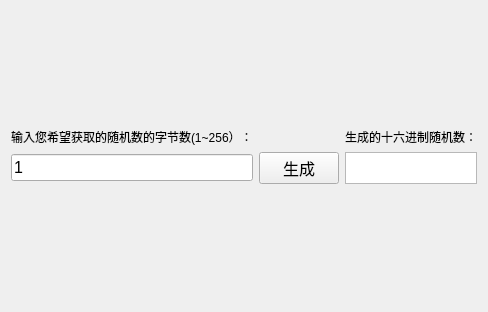
This is randnum.ui in Tongsuo-Project/tsapp as Qt 5 draws it before an edit. The edited form follows.
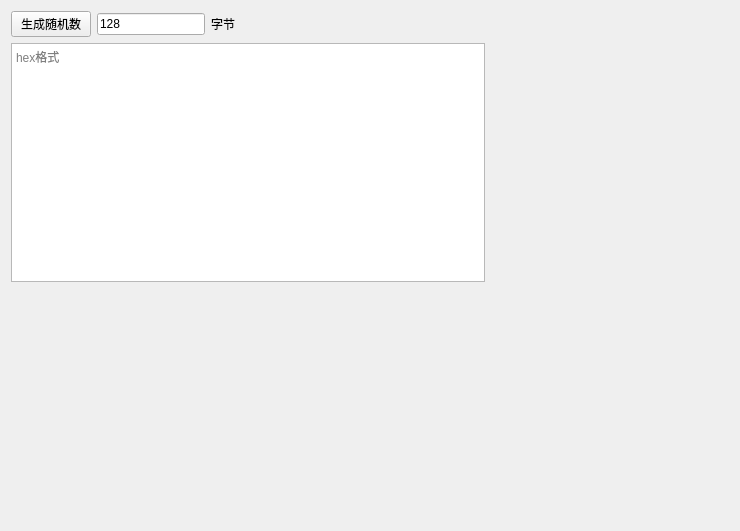
This is the edited form.

What changed in the file:
```diff
--- a/randnum.ui
+++ b/randnum.ui
@@ -6,123 +6,103 @@
    <rect>
     <x>0</x>
     <y>0</y>
-    <width>463</width>
-    <height>312</height>
+    <width>740</width>
+    <height>531</height>
    </rect>
   </property>
   <property name="windowTitle">
    <string>Form</string>
   </property>
   <layout class="QVBoxLayout" name="verticalLayout">
-   <item>
-    <spacer name="verticalSpacer">
-     <property name="orientation">
-      <enum>Qt::Vertical</enum>
-     </property>
-     <property name="sizeHint" stdset="0">
-      <size>
-       <width>20</width>
-       <height>40</height>
-      </size>
-     </property>
-    </spacer>
-   </item>
    <item>
     <layout class="QGridLayout" name="gridLayout">
-     <item row="2" column="3">
-      <widget class="QTextBrowser" name="textBrowserOutput">
-       <property name="sizePolicy">
-        <sizepolicy hsizetype="Expanding" vsizetype="Ignored">
-         <horstretch>0</horstretch>
-         <verstretch>0</verstretch>
-        </sizepolicy>
-       </property>
-       <property name="font">
-        <font>
-         <pointsize>12</pointsize>
-        </font>
-       </property>
-      </widget>
-     </item>
-     <item row="0" column="3">
-      <spacer name="verticalSpacer_4">
-       <property name="orientation">
-        <enum>Qt::Vertical</enum>
-       </property>
-       <property name="sizeHint" stdset="0">
-        <size>
-         <width>20</width>
-         <height>40</height>
-        </size>
-       </property>
-      </spacer>
-     </item>
-     <item row="3" column="3">
-      <spacer name="verticalSpacer_3">
-       <property name="orientation">
-        <enum>Qt::Vertical</enum>
-       </property>
-       <property name="sizeHint" stdset="0">
-        <size>
-         <width>20</width>
-         <height>40</height>
-        </size>
-       </property>
-      </spacer>
-     </item>
-     <item row="1" column="3">
-      <widget class="QLabel" name="labeloutput">
-       <property name="text">
-        <string>生成的十六进制随机数：</string>
-       </property>
-      </widget>
-     </item>
-     <item row="1" column="1">
-      <widget class="QLabel" name="labelInput">
-       <property name="text">
-        <string>输入您希望获取的随机数的字节数(1~256）：</string>
-       </property>
-      </widget>
-     </item>
-     <item row="2" column="2">
+     <item row="0" column="0">
       <widget class="QPushButton" name="pushButtonGen">
-       <property name="font">
-        <font>
-         <pointsize>12</pointsize>
-        </font>
-       </property>
        <property name="text">
-        <string>生成</string>
+        <string>生成随机数</string>
        </property>
       </widget>
      </item>
-     <item row="2" column="1">
+     <item row="0" column="1">
       <widget class="QLineEdit" name="lineEditInput">
-       <property name="font">
-        <font>
-         <pointsize>12</pointsize>
-        </font>
+       <property name="sizePolicy">
+        <sizepolicy hsizetype="Fixed" vsizetype="Fixed">
+         <horstretch>0</horstretch>
+         <verstretch>0</verstretch>
+        </sizepolicy>
        </property>
+       <property name="minimumSize">
+        <size>
+         <width>10</width>
+         <height>10</height>
+        </size>
+       </property>
        <property name="text">
-        <string>1</string>
+        <string>128</string>
+       </property>
+      </widget>
+     </item>
+     <item row="0" column="2">
+      <widget class="QLabel" name="label_2">
+       <property name="text">
+        <string>字节</string>
+       </property>
+      </widget>
+     </item>
+     <item row="0" column="3">
+      <spacer name="horizontalSpacer">
+       <property name="orientation">
+        <enum>Qt::Horizontal</enum>
+       </property>
+       <property name="sizeHint" stdset="0">
+        <size>
+         <width>40</width>
+         <height>20</height>
+        </size>
+       </property>
+      </spacer>
+     </item>
+     <item row="0" column="4">
+      <spacer name="horizontalSpacer_2">
+       <property name="orientation">
+        <enum>Qt::Horizontal</enum>
+       </property>
+       <property name="sizeHint" stdset="0">
+        <size>
+         <width>40</width>
+         <height>20</height>
+        </size>
+       </property>
+      </spacer>
+     </item>
+     <item row="4" column="0">
+      <spacer name="verticalSpacer">
+       <property name="orientation">
+        <enum>Qt::Vertical</enum>
+       </property>
+       <property name="sizeHint" stdset="0">
+        <size>
+         <width>20</width>
+         <height>40</height>
+        </size>
+       </property>
+      </spacer>
+     </item>
+     <item row="3" column="0" colspan="4">
+      <widget class="QTextBrowser" name="textBrowserOutput">
+       <property name="sizePolicy">
+        <sizepolicy hsizetype="Expanding" vsizetype="Expanding">
+         <horstretch>0</horstretch>
+         <verstretch>0</verstretch>
+        </sizepolicy>
+       </property>
+       <property name="placeholderText">
+        <string>hex格式</string>
        </property>
       </widget>
      </item>
     </layout>
    </item>
-   <item>
-    <spacer name="verticalSpacer_2">
-     <property name="orientation">
-      <enum>Qt::Vertical</enum>
-     </property>
-     <property name="sizeHint" stdset="0">
-      <size>
-       <width>20</width>
-       <height>40</height>
-      </size>
-     </property>
-    </spacer>
-   </item>
   </layout>
  </widget>
  <resources/>
```
